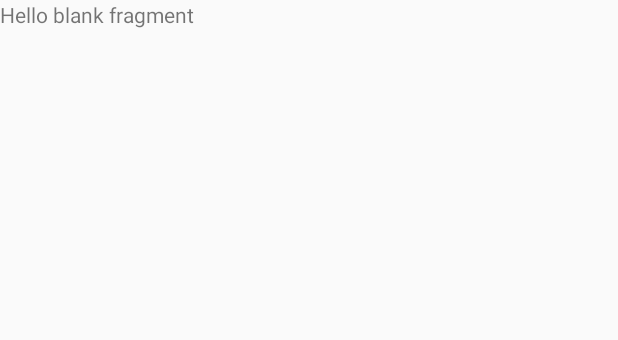
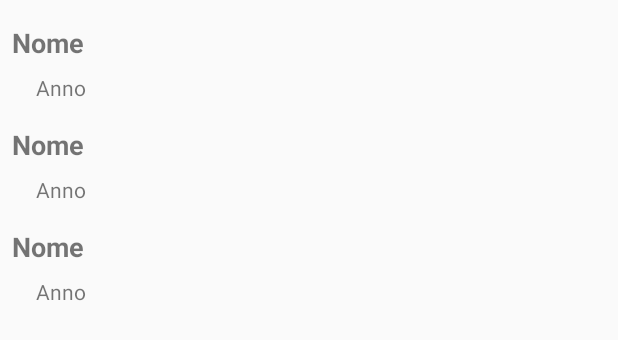
Before and after one commit to lsadm/progetti-2019-stendhal, an Android app: the layout fragment_periodi.xml on its own in the app's theme, with its tools: preview values and no code run, on a phone screen of 412 x 824 dp. Shown: the top 340 px of the screen. Run offline under Robolectric (Android 15) with nearby library versions, the phone set to English and light mode, and no system bars.

Commit message:
Creazione recycle view - riga periodo

```diff
--- a/app/build.gradle
+++ b/app/build.gradle
@@ -25,14 +25,14 @@ android {
 dependencies {
     implementation fileTree(dir: 'libs', include: ['*.jar'])
     implementation "org.jetbrains.kotlin:kotlin-stdlib-jdk7:$kotlin_version"
-    implementation 'com.android.support:appcompat-v7:28.0.0-rc02'
-    implementation 'com.android.support:design:28.0.0-rc02'
+    implementation 'com.android.support:appcompat-v7:28.0.0'
     implementation 'com.android.support.constraint:constraint-layout:1.1.3'
     implementation 'com.android.support:support-v4:28.0.0'
     testImplementation 'junit:junit:4.12'
     androidTestImplementation 'com.android.support.test:runner:1.0.2'
     androidTestImplementation 'com.android.support.test.espresso:espresso-core:3.0.2'
     implementation 'android.arch.navigation:navigation-fragment:1.0.0'
+    implementation 'com.android.support:recyclerview-v7:28.0.0'
 }
 
 
--- a/app/src/main/java/com/example/stendhal_1/datamodel/Periodo.kt
+++ b/app/src/main/java/com/example/stendhal_1/datamodel/Periodo.kt
@@ -5,4 +5,4 @@ import android.os.Parcelable
 import kotlinx.android.parcel.Parcelize                             //con parcelize riesco a passare un oggetto da un fragment all'altro
 @Parcelize
 //forma e campi che avrà ogni periodo artistico
-data class Periodo(var nome:String,var anno:Int) : Parcelable
+data class Periodo(var nome:String,var anno:String) : Parcelable
--- a/app/src/main/java/com/example/stendhal_1/datamodel/database.kt
+++ b/app/src/main/java/com/example/stendhal_1/datamodel/database.kt
@@ -10,8 +10,8 @@ object database {
 
     //inizializzazione
     init    {
-        periodi.add(Periodo("Rinascimento",1500))
-        periodi.add(Periodo("Barocco",1600))
+        periodi.add(Periodo("Rinascimento","1500"))
+        periodi.add(Periodo("Barocco","1600"))
     }
 
 
--- a/app/src/main/res/layout/fragment_home.xml
+++ b/app/src/main/res/layout/fragment_home.xml
@@ -1,11 +1,13 @@
 <?xml version="1.0" encoding="utf-8"?>
 <android.support.constraint.ConstraintLayout
         xmlns:android="http://schemas.android.com/apk/res/android"
-        xmlns:tools="http://schemas.android.com/tools"
-        xmlns:app="http://schemas.android.com/apk/res-auto"
+        xmlns:app="http://schemas.android.com/apk/res-auto" xmlns:tools="http://schemas.android.com/tools"
         android:layout_width="match_parent"
         android:layout_height="match_parent"
         tools:context=".MainActivity">
+
+    <!-- vedi -->
+
     <ImageButton
             android:layout_width="wrap_content"
             android:scaleType="fitCenter"
--- a/app/src/main/res/layout/fragment_periodi.xml
+++ b/app/src/main/res/layout/fragment_periodi.xml
@@ -1,14 +1,16 @@
 <?xml version="1.0" encoding="utf-8"?>
-<FrameLayout xmlns:android="http://schemas.android.com/apk/res/android"
-             xmlns:tools="http://schemas.android.com/tools"
-             android:layout_width="match_parent"
-             android:layout_height="match_parent"
-             tools:context=".periodi">
+<android.support.constraint.ConstraintLayout xmlns:android="http://schemas.android.com/apk/res/android"
+                                             xmlns:app="http://schemas.android.com/apk/res-auto" xmlns:tools="http://schemas.android.com/tools"
+                                             android:layout_width="match_parent"
+                                             android:layout_height="match_parent"
+                                             tools:context=".periodi" android:id="@+id/frameLayout2">
 
-    <!-- TODO: Update blank fragment layout -->
-    <TextView
+
+    <android.support.v7.widget.RecyclerView
             android:layout_width="match_parent"
             android:layout_height="match_parent"
-            android:text="@string/hello_blank_fragment"/>
-
-</FrameLayout>
+            android:id="@+id/list_periodi" app:layout_constraintTop_toTopOf="parent"
+            app:layout_constraintStart_toStartOf="parent" app:layout_constraintEnd_toEndOf="parent"
+            app:layout_constraintBottom_toBottomOf="parent" android:scrollbars="vertical"
+            tools:listitem="@layout/riga_periodo"/>
+</android.support.constraint.ConstraintLayout>
--- /dev/null
+++ b/app/src/main/res/layout/riga_periodo.xml
@@ -0,0 +1,23 @@
+<?xml version="1.0" encoding="utf-8"?>
+<android.support.constraint.ConstraintLayout xmlns:android="http://schemas.android.com/apk/res/android"
+                                             xmlns:app="http://schemas.android.com/apk/res-auto"
+                                             xmlns:tools="http://schemas.android.com/tools"
+                                             android:layout_width="match_parent"
+                                             android:layout_height="wrap_content">
+
+    <TextView
+            android:text="@string/periodo_nome"
+            android:layout_width="wrap_content"
+            android:layout_height="wrap_content" android:id="@+id/textNome"
+            app:layout_constraintStart_toStartOf="parent" android:layout_marginStart="8dp"
+            app:layout_constraintTop_toTopOf="parent" android:layout_marginTop="16dp" android:textStyle="bold"
+            android:textSize="18sp"/>
+    <TextView
+            android:text="@string/periodo_anno"
+            android:layout_width="wrap_content"
+            android:layout_height="wrap_content" android:id="@+id/textAnno"
+            android:layout_marginTop="8dp"
+            app:layout_constraintTop_toBottomOf="@+id/textNome" app:layout_constraintStart_toStartOf="@+id/textNome"
+            android:layout_marginStart="16dp"/>
+
+</android.support.constraint.ConstraintLayout>
--- a/app/src/main/res/navigation/nav_graph.xml
+++ b/app/src/main/res/navigation/nav_graph.xml
@@ -1,10 +1,12 @@
 <?xml version="1.0" encoding="utf-8"?>
 <navigation xmlns:android="http://schemas.android.com/apk/res/android"
             xmlns:app="http://schemas.android.com/apk/res-auto"
-            xmlns:tools="http://schemas.android.com/tools" android:id="@+id/nav_graph" app:startDestination="@id/home">
+            xmlns:tools="http://schemas.android.com/tools" android:id="@+id/nav_graph"
+            app:startDestination="@id/home">
 
     <fragment android:id="@+id/home" android:name="com.example.stendhal_1.Home" android:label="fragment_home"
               tools:layout="@layout/fragment_home">
+        <!-- vedi -->
         <action android:id="@+id/action_home_to_quadro_giorno" app:destination="@id/quadro_giorno"/>
         <action android:id="@+id/action_home_to_periodi" app:destination="@id/periodi"/>
     </fragment>
--- a/app/src/main/res/values/strings.xml
+++ b/app/src/main/res/values/strings.xml
@@ -3,5 +3,7 @@
 
     <!-- TODO: Remove or change this placeholder text -->
     <string name="hello_blank_fragment">Hello blank fragment</string>
+    <string name="periodo_nome">Nome</string>
+    <string name="periodo_anno">Anno</string>
 
 </resources>
```
Also changed, not shown: app/src/main/java/com/example/stendhal_1/Home.kt (+2 -25 lines), app/src/main/java/com/example/stendhal_1/datamodel/PeriodiAdapter.kt (added, +36 -0 lines), app/src/main/java/com/example/stendhal_1/rigaperiodoviewholder.kt (added, +11 -0 lines), app/src/main/res/layout/activity_main.xml (+4 -7 lines).
